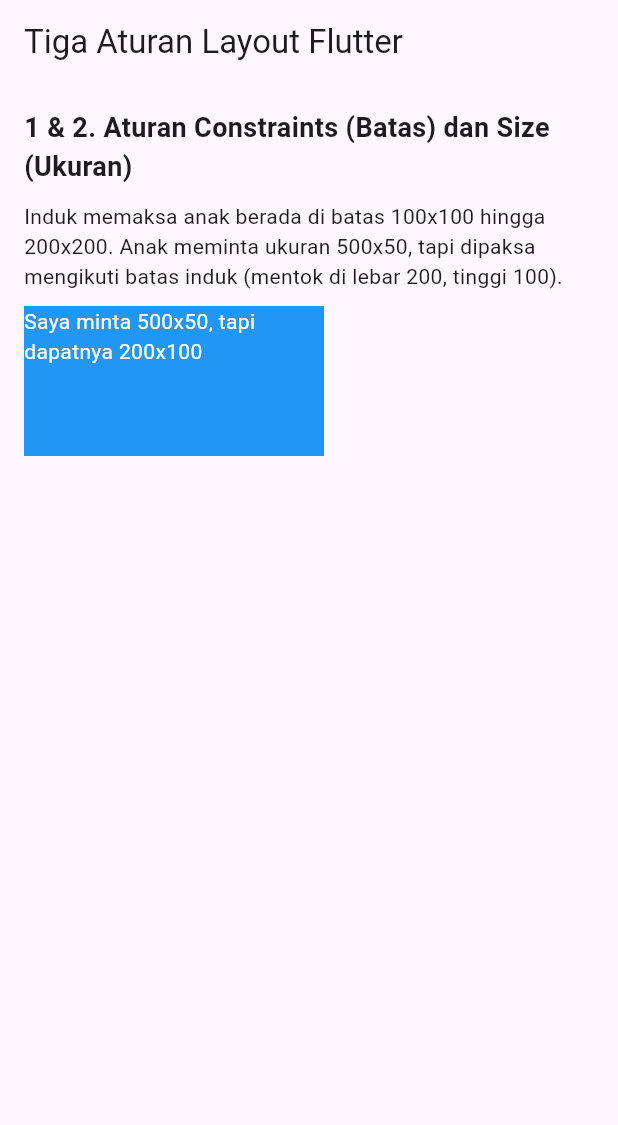
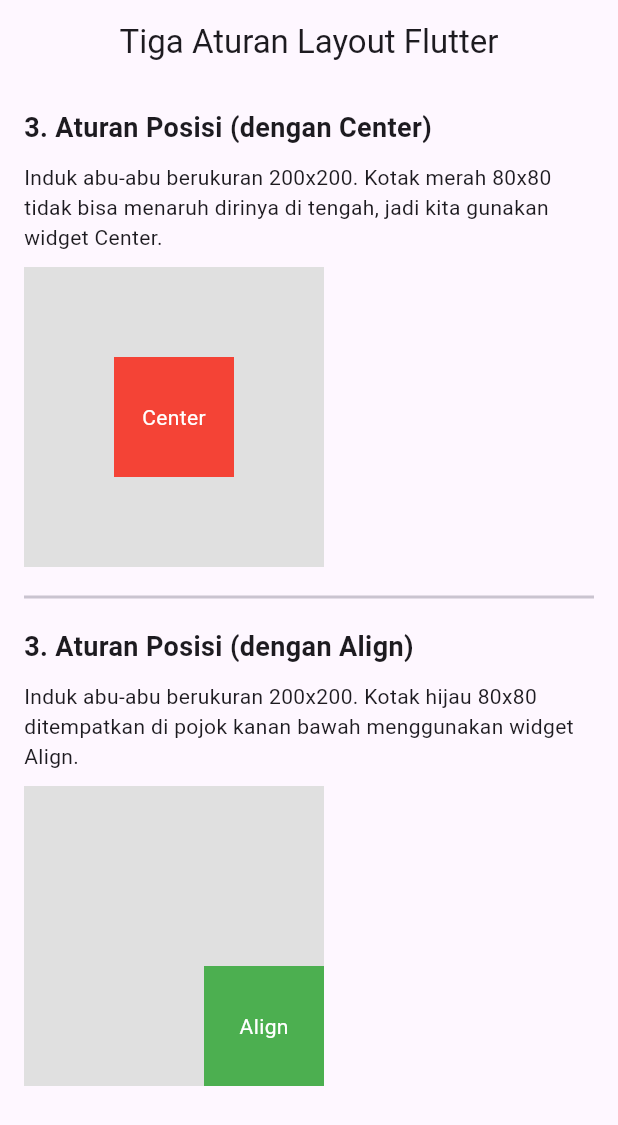
Before and after one commit to RizlH/BelajarLayoutDart, a Flutter app: the screen it shows after launch, on a phone screen of 412 x 824 dp. Shown: the top 1125 px of the screen. Run offline on Flutter 3.47's test engine with Material 3 defaults, Android fonts, the phone set to English and light mode, and no system bars.

Commit message:
Aturan 3:Induk Menentukan Posisi (Peran Center dan Align)

```diff
--- a/layout5/lib/main.dart
+++ b/layout5/lib/main.dart
@@ -2,6 +2,7 @@
 
 void main() {
   runApp(const MaterialApp(
+    debugShowCheckedModeBanner: false,
     home: LayoutRulesExample(),
   ));
 }
@@ -13,14 +14,16 @@
   Widget build(BuildContext context) {
     return Scaffold(
       appBar: AppBar(
-        title: const Text('Tiga Aturan Layout Flutter'),
+        title: const Center(
+          child: Text('Tiga Aturan Layout Flutter'),
         ),
-      body: MyPages1(),
+      ),
+      body: MyPages2(),
    );
  }
 }
 
-// Aturan 1 & 2: Constraints (Batas) dan Size (Ukuran)
+
 class MyPages1 extends StatelessWidget {
   const MyPages1({super.key});
 
@@ -67,6 +70,85 @@
   }
 }
 
+class MyPages2 extends StatelessWidget {
+  const MyPages2({super.key});
+
+  @override
+  Widget build(BuildContext context) {
+    return SingleChildScrollView(
+      child: Padding(
+        padding: const EdgeInsets.all(16.0),
+        child: Column(
+          crossAxisAlignment: CrossAxisAlignment.start,
+          children: [
+            // const Divider(height: 40, thickness: 2),
+
+            const Text(
+              '3. Aturan Posisi (dengan Center)',
+              style: TextStyle(fontSize: 18, fontWeight: FontWeight.bold),
+            ),
+            const SizedBox(height: 10),
+            const Text('Induk abu-abu berukuran 200x200. Kotak merah 80x80 tidak bisa menaruh dirinya di tengah, jadi kita gunakan widget Center.'),
+            const SizedBox(height: 10),
+
+            // CONTOH ATURAN 3 (CENTER)
+            Container(
+              width: 200,
+              height: 200,
+              color: Colors.grey[300], // Induk yang memiliki ruang
+              // Induk yang menentukan posisi
+              child: Center(
+                child: Container(
+                  width: 80,
+                  height: 80,
+                  color: Colors.red,
+                  child: const Center(
+                    child: Text('Center', style: TextStyle(color: Colors.white)),
+                  ),
+                ),
+              ),
+            ),
+
+            const Divider(height: 40, thickness: 2),
+
+            const Text(
+              '3. Aturan Posisi (dengan Align)',
+              style: TextStyle(fontSize: 18, fontWeight: FontWeight.bold),
+            ),
+            const SizedBox(height: 10),
+            const Text('Induk abu-abu berukuran 200x200. Kotak hijau 80x80 ditempatkan di pojok kanan bawah menggunakan widget Align.'),
+            const SizedBox(height: 10),
+
+            // CONTOH ATURAN 3 (ALIGN)
+            Container(
+              width: 200,
+              height: 200,
+              color: Colors.grey[300], // Induk yang memiliki ruang
+              // Induk yang menentukan posisi
+              child: Align(
+                alignment: Alignment.bottomRight,
+                child: Container(
+                  width: 80,
+                  height: 80,
+                  color: Colors.green,
+                  child: const Center(
+                    child: Text('Align', style: TextStyle(color: Colors.white)),
+                  ),
+                ),
+              ),
+            ),
+          ],
+        ),
+      ),
+    );
+  }
+}
+
+
+
+
+
+
 
 // class MyApp extends StatelessWidget {
 //   const MyApp({super.key});
```
Lines whose indentation alone changed are shown as unchanged.
